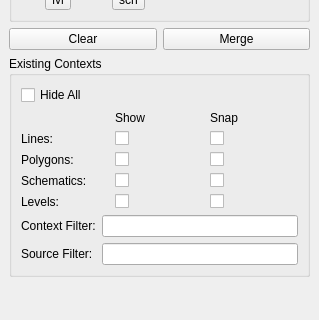
Above: ui_dock.ui from lparchaeology/ArkPlan before the change; both pictures show x 0 to 319 and y 366 to 686 of the 319 by 909 pixel window. Below: the same form after it.
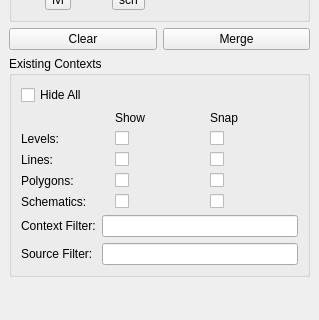
That is the form after the change.

Commit message: Complete layers feature

```diff
--- a/ui_dock.ui
+++ b/ui_dock.ui
@@ -371,7 +371,7 @@
        <property name="fieldGrowthPolicy">
         <enum>QFormLayout::ExpandingFieldsGrow</enum>
        </property>
-       <item row="0" column="0">
+       <item row="1" column="0">
         <widget class="QCheckBox" name="m_hideAllCheck">
          <property name="toolTip">
           <string>Hide all existing context details.</string>
@@ -381,7 +381,7 @@
          </property>
         </widget>
        </item>
-       <item row="1" column="0" colspan="2">
+       <item row="2" column="0" colspan="2">
         <layout class="QGridLayout" name="gridLayout_2">
          <item row="0" column="1">
           <widget class="QLabel" name="label_4">
@@ -397,14 +397,14 @@
            </property>
           </widget>
          </item>
-         <item row="1" column="0">
+         <item row="2" column="0">
           <widget class="QLabel" name="label_3">
            <property name="text">
             <string>Lines:</string>
            </property>
           </widget>
          </item>
-         <item row="1" column="1">
+         <item row="2" column="1">
           <widget class="QCheckBox" name="m_showLinesCheck">
            <property name="toolTip">
             <string>Show existing lines</string>
@@ -414,7 +414,7 @@
            </property>
           </widget>
          </item>
-         <item row="1" column="2">
+         <item row="2" column="2">
           <widget class="QCheckBox" name="m_snapLinesCheck">
            <property name="toolTip">
             <string>Snap to existing lines</string>
@@ -424,14 +424,14 @@
            </property>
           </widget>
          </item>
-         <item row="2" column="0">
+         <item row="3" column="0">
           <widget class="QLabel" name="label_6">
            <property name="text">
             <string>Polygons:</string>
            </property>
           </widget>
          </item>
-         <item row="2" column="1">
+         <item row="3" column="1">
           <widget class="QCheckBox" name="m_showPolygonsCheck">
            <property name="toolTip">
             <string>Show existing polygons</string>
@@ -441,7 +441,7 @@
            </property>
           </widget>
          </item>
-         <item row="2" column="2">
+         <item row="3" column="2">
           <widget class="QCheckBox" name="m_snapPolygonsCheck">
            <property name="toolTip">
             <string>Snap to existing polygons</string>
@@ -451,14 +451,14 @@
            </property>
           </widget>
          </item>
-         <item row="3" column="0">
+         <item row="4" column="0">
           <widget class="QLabel" name="label_7">
            <property name="text">
             <string>Schematics:</string>
            </property>
           </widget>
          </item>
-         <item row="3" column="1">
+         <item row="4" column="1">
           <widget class="QCheckBox" name="m_showSchematicsCheck">
            <property name="toolTip">
             <string>Show existing schematics</string>
@@ -468,7 +468,7 @@
            </property>
           </widget>
          </item>
-         <item row="3" column="2">
+         <item row="4" column="2">
           <widget class="QCheckBox" name="m_snapSchematicsCheck">
            <property name="toolTip">
             <string>Snap to existing schematics</string>
@@ -478,14 +478,14 @@
            </property>
           </widget>
          </item>
-         <item row="4" column="0">
+         <item row="1" column="0">
           <widget class="QLabel" name="label_8">
            <property name="text">
             <string>Levels:</string>
            </property>
           </widget>
          </item>
-         <item row="4" column="1">
+         <item row="1" column="1">
           <widget class="QCheckBox" name="m_showLevelsCheck">
            <property name="toolTip">
             <string>Show existing levels</string>
@@ -495,7 +495,7 @@
            </property>
           </widget>
          </item>
-         <item row="4" column="2">
+         <item row="1" column="2">
           <widget class="QCheckBox" name="m_snapLevelsCheck">
            <property name="toolTip">
             <string>Snap to existing levels</string>
@@ -507,7 +507,7 @@
          </item>
         </layout>
        </item>
-       <item row="2" column="0">
+       <item row="3" column="0">
         <widget class="QLabel" name="label_9">
          <property name="text">
           <string>Context Filter:</string>
@@ -517,14 +517,14 @@
          </property>
         </widget>
        </item>
-       <item row="2" column="1">
+       <item row="3" column="1">
         <widget class="QLineEdit" name="m_contextFilter">
          <property name="toolTip">
           <string>Only show selected contexts</string>
          </property>
         </widget>
        </item>
-       <item row="3" column="0">
+       <item row="4" column="0">
         <widget class="QLabel" name="label_10">
          <property name="text">
           <string>Source Filter:</string>
@@ -534,7 +534,7 @@
          </property>
         </widget>
        </item>
-       <item row="3" column="1">
+       <item row="4" column="1">
         <widget class="QLineEdit" name="m_sourceFilter">
          <property name="toolTip">
           <string>Only show selected sources</string>
```
The commit also changes 2 other files.
